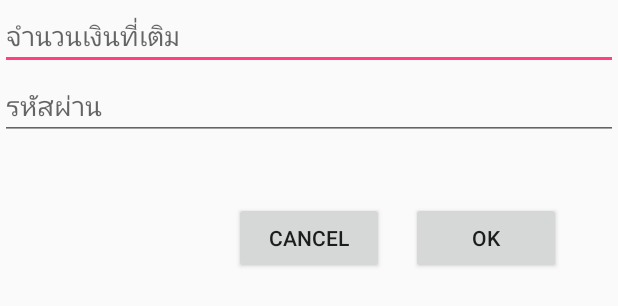
After one commit to Thompa666/NavRefill, an Android app: the layout dialog_pay.xml on its own in the app's theme, with its tools: preview values and no code run, on a phone screen of 412 x 824 dp. The commit adds this screen. Shown: the top 306 px of the screen. Run offline under Robolectric (Android 15) with nearby library versions, the phone set to English and light mode, and no system bars; network calls fail.

Commit message:
edit 20/10/2017

```diff
--- a/app/src/main/AndroidManifest.xml
+++ b/app/src/main/AndroidManifest.xml
@@ -4,8 +4,8 @@
 
     <uses-permission android:name="android.permission.INTERNET" />
     <uses-permission android:name="android.permission.ACCESS_NETWORK_STATE" />
-    <uses-permission android:name="android.permission.CALL_PHONE"/>
-    <uses-permission android:name="android.permission.READ_PHONE_STATE"/>
+    <uses-permission android:name="android.permission.CALL_PHONE" />
+    <uses-permission android:name="android.permission.READ_PHONE_STATE" />
 
     <application
         android:allowBackup="true"
@@ -29,7 +29,7 @@
         <activity
             android:name=".ReportActivity"
             android:label="@string/title_activity_report"
-            android:theme="@style/AppTheme.NoActionBar"></activity>
+            android:theme="@style/AppTheme.NoActionBar" />
     </application>
 
 </manifest>
--- a/app/src/main/java/com/kuduta/navrefill/ReportActivity.java
+++ b/app/src/main/java/com/kuduta/navrefill/ReportActivity.java
@@ -23,7 +23,7 @@ public class ReportActivity extends AppCompatActivity {
         Toolbar toolbar = (Toolbar) findViewById(R.id.toolbar);
         setSupportActionBar(toolbar);
 
-
+        /*
         TextView textView = (TextView) findViewById(R.id.tvreport);
         Cursor res = myDB.getAllData();
         StringBuffer stringBuffer = new StringBuffer();
@@ -45,6 +45,7 @@ public class ReportActivity extends AppCompatActivity {
             Toast.makeText(getApplicationContext(),"No data retrieve",Toast.LENGTH_SHORT).show();
 
         }
+        */
 
      /*   FloatingActionButton fab = (FloatingActionButton) findViewById(R.id.fab);
         fab.setOnClickListener(new View.OnClickListener() {
--- /dev/null
+++ b/app/src/main/res/layout/dialog_pay.xml
@@ -0,0 +1,66 @@
+<?xml version="1.0" encoding="utf-8"?>
+<RelativeLayout xmlns:android="http://schemas.android.com/apk/res/android"
+    android:layout_width="match_parent"
+    android:layout_height="match_parent">
+
+    <LinearLayout
+        android:layout_width="match_parent"
+        android:layout_height="wrap_content"
+        android:orientation="vertical"
+        android:id="@+id/linearLayout">
+        <LinearLayout
+            android:layout_width="match_parent"
+            android:layout_height="wrap_content"
+            android:orientation="horizontal">
+
+            <EditText
+                android:id="@+id/paymoney"
+                android:layout_width="wrap_content"
+                android:layout_height="wrap_content"
+                android:layout_weight="1"
+                android:ems="10"
+                android:inputType="number"
+                android:hint="จำนวนเงินที่เติม" />
+        </LinearLayout>
+        <LinearLayout
+            android:layout_width="match_parent"
+            android:layout_height="wrap_content"
+            android:orientation="horizontal">
+
+            <EditText
+                android:id="@+id/paypass"
+                android:layout_width="wrap_content"
+                android:layout_height="wrap_content"
+                android:layout_weight="1"
+                android:ems="10"
+                android:inputType="textPassword"
+                android:hint="รหัสผ่าน" />
+        </LinearLayout>
+
+
+
+
+
+
+    </LinearLayout>
+
+    <Button
+        android:id="@+id/paybtexit"
+        android:layout_width="100dp"
+        android:layout_height="wrap_content"
+        android:layout_below="@+id/linearLayout"
+        android:layout_marginEnd="18dp"
+        android:layout_marginTop="41dp"
+        android:layout_toStartOf="@+id/paybtok"
+        android:text="CANCEL" />
+
+    <Button
+        android:id="@+id/paybtok"
+        android:layout_width="100dp"
+        android:layout_height="wrap_content"
+        android:layout_alignBaseline="@+id/paybtexit"
+        android:layout_alignBottom="@+id/paybtexit"
+        android:layout_alignParentEnd="true"
+        android:layout_marginEnd="38dp"
+        android:text="OK" />
+</RelativeLayout>
```
Also changed, not shown: app/src/main/java/com/kuduta/navrefill/Data.java (added, +42 -0 lines), app/src/main/java/com/kuduta/navrefill/DisplayActivity.java (+55 -24 lines), app/src/main/java/com/kuduta/navrefill/MyAdapter.java (added, +74 -0 lines), app/src/main/java/com/kuduta/navrefill/ReffActivity.java (+38 -1 lines), app/src/main/res/layout/activity_pay_display.xml (added, +71 -0 lines), app/src/main/res/layout/content_display.xml (+13 -34 lines), app/src/main/res/layout/row_layout.xml (added, +34 -0 lines), 2 other files.
